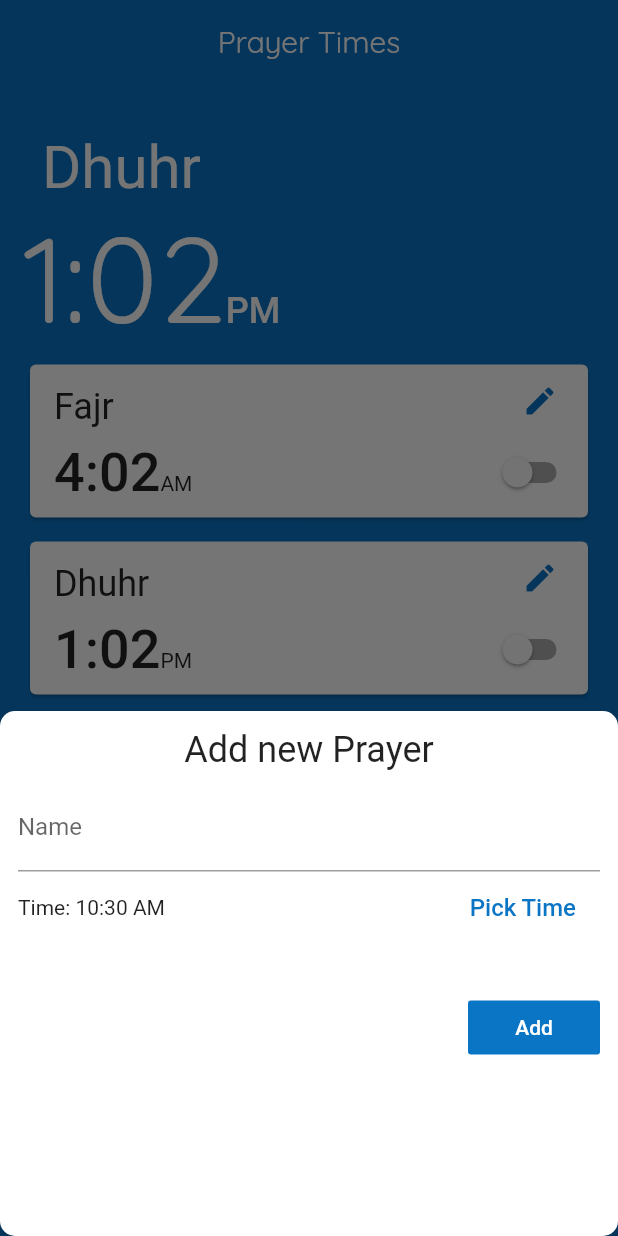
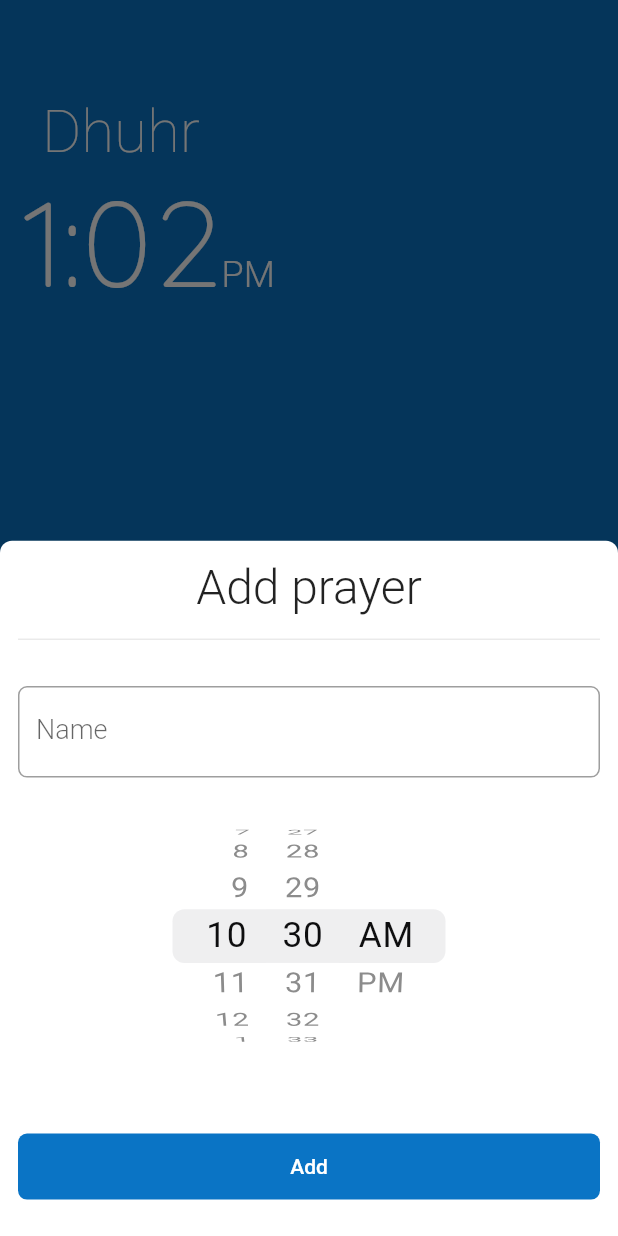
Before and after one commit to Shakibuzzaman3104/my_prayer, a Flutter app: the screen it shows after launch, after a tap on the "add" icon, on a phone screen of 412 x 824 dp. Run offline on Flutter 3.47's test engine with Material 2 defaults, Android fonts, the phone set to English and light mode, and no system bars; our stand-ins replace flutter_local_notifications, sqflite; accounts and stored records are empty.

Commit message:
All Bugs Solved and working just fine

```diff
--- a/lib/main.dart
+++ b/lib/main.dart
@@ -4,32 +4,29 @@ import 'package:flutter/cupertino.dart';
 import 'package:flutter/services.dart';
 import 'package:my_prayer/provider_setup.dart';
 import 'package:my_prayer/screens/views/home_page.dart';
+import 'package:my_prayer/viewmodel/viewmodel_prayers.dart';
 import 'package:provider/provider.dart';
 
-void main() {
-  WidgetsFlutterBinding.ensureInitialized();
-  SystemChrome.setPreferredOrientations([DeviceOrientation.portraitUp])
-      .then((_) {
-    runApp(new MyApp());
-  });
-}
+void main()=>runApp(MultiProvider(child: new MyApp(), providers: providers,));
+
 
 class MyApp extends StatelessWidget {
   // This widget is the root of your application.
   @override
   Widget build(BuildContext context) {
-    return MaterialApp(
+    return ChangeNotifierProvider<ViewModelPrayers>(
+      create: (_)=>ViewModelPrayers(api: Provider.of(context)),
+      child: MaterialApp(
         title: 'Flutter Demo',
+        debugShowCheckedModeBanner: false,
         theme: ThemeData(
           fontFamily: 'Quicksand',
           backgroundColor: const Color(0xff0A74C5),
           textTheme: Theme.of(context).textTheme.copyWith(
-          title: TextStyle(fontSize: 80,fontWeight: FontWeight.w500,color: Colors.white),
+            title: TextStyle(fontSize: 80,fontWeight: FontWeight.w300,color: Colors.white),
           )
         ),
-      home: MultiProvider(
-        child: HomePage(),
-        providers: providers,
+        home: HomePage(),
       ),
     );
   }
--- a/lib/screens/base_widget.dart
+++ b/lib/screens/base_widget.dart
@@ -35,6 +35,7 @@ class _BaseWidgetState<T extends ChangeNotifier> extends State<BaseWidget<T>> {
   @override
   Widget build(BuildContext context) {
     return ChangeNotifierProvider<T>(
+      lazy: true,
       create: (_)=> value,
       child: Consumer<T>(
         builder: widget.builder,
--- a/lib/screens/views/home_page.dart
+++ b/lib/screens/views/home_page.dart
@@ -2,45 +2,50 @@ import 'package:flutter/material.dart';
 import 'package:my_prayer/models/model_prayer.dart';
 import 'package:my_prayer/screens/base_widget.dart';
 import 'package:my_prayer/screens/widgets/bottom_widget.dart';
-import 'package:my_prayer/screens/widgets/widget_add_edit.dart';
 import 'package:my_prayer/screens/widgets/widget_prayer_list.dart';
 import 'package:my_prayer/viewmodel/viewmodel_prayers.dart';
 import 'package:provider/provider.dart';
 
-class HomePage extends StatelessWidget {
+class HomePage extends StatefulWidget {
+
+  @override
+  _HomePageState createState() => _HomePageState();
+}
+
+class _HomePageState extends State<HomePage> {
+
+
+  ViewModelPrayers model;
+
+  @override
+  void initState() {
+    model = Provider.of<ViewModelPrayers>(context,listen: false);
+    model.upcomingPrayer();
+    super.initState();
+  }
+
 
   @override
   Widget build(BuildContext context) {
-    return BaseWidget<ViewModelPrayers>(
-      value: ViewModelPrayers(api: Provider.of(context)),
-      onValueReady: (model)=>model.upcomingPrayer(),
-      builder: (ctx,model,child)=>Scaffold(
+    return Consumer<ViewModelPrayers>(builder: ( ctx,  value,  child) =>Scaffold(
       backgroundColor: Theme.of(context).backgroundColor,
-        appBar: AppBar(
-          backgroundColor: Theme.of(context).backgroundColor,
-          // Here we take the value from the MyHomePage object that was created by
-          // the App.build method, and use it to set our appbar title.
-          title: new Center(
-              child: new Text("Prayer Times", textAlign: TextAlign.center)),
-          elevation: 0.0,
-        ),
       body: Padding(
         padding: const EdgeInsets.all(16.0),
         child: Column(
           children: <Widget>[
             Container(
               alignment: Alignment.centerLeft,
-                margin: const EdgeInsets.only(top: 16.0, left: 12),
+              margin: const EdgeInsets.only(top: 48.0, left: 12),
               child: Text(
-                  "${model.nextPrayer.name}",
-                  style: TextStyle(fontSize: 40, color: Colors.white),
+                "${model.nextPrayer.hour == null ? "" : model.nextPrayer.name}",
+                style: TextStyle(fontSize: 40, color: Colors.white,fontWeight: FontWeight.w200),
               ),
             ),
             Container(
               alignment: Alignment.centerLeft,
               child: RichText(
                 text: TextSpan(
-                    text: "${model.nextPrayer.hour}:${model.nextPrayer.min}",
+                  text: "${model.nextPrayer.hour == null ? "00:00":"${model.nextPrayer.hour}:${model.nextPrayer.min}"}",
                   style: Theme.of(context).textTheme.title,
                   children: <TextSpan>[
                     TextSpan(
@@ -68,7 +73,6 @@ class HomePage extends StatelessWidget {
         ),
         onPressed: () {},
       ), // This trailing comma makes auto-formatting nicer for build methods.
-      ),
-    );
+    ),);
   }
 }
--- a/lib/screens/widgets/bottom_widget.dart
+++ b/lib/screens/widgets/bottom_widget.dart
@@ -1,3 +1,4 @@
+import 'package:flutter/cupertino.dart';
 import 'package:flutter/material.dart';
 import 'package:flutter_local_notifications/flutter_local_notifications.dart';
 import 'package:my_prayer/models/model_prayer.dart';
@@ -36,71 +37,75 @@ class _WidgetBottomSheetState extends State<WidgetBottomSheet> {
     super.initState();
   }
 
-  _pickTime() async {
-    TimeOfDay t =
-        await showTimePicker(context: context, initialTime: TimeOfDay.now());
-    if (t != null)
-      setState(() {
-        time = t;
-      });
-  }
 
   @override
   Widget build(BuildContext context) {
-    return LayoutBuilder(
-      builder: (ctx, constraints) => IconButton(
+    print("Rebuilt");
+    return IconButton(
       icon: widget.icon,
       onPressed: () => showModalBottomSheet(
           shape: RoundedRectangleBorder(
-              borderRadius: BorderRadius.circular(10.0),
+            borderRadius: BorderRadius.only(
+                topLeft: Radius.circular(8), topRight: Radius.circular(8)),
           ),
           backgroundColor: Colors.white,
           context: context,
-            builder: (_) => BaseWidget<ViewModelPrayers>(
-                  value: ViewModelPrayers(api: Provider.of(context)),
-                  builder: (context, value, child) => Container(
+          builder: (_) => Consumer<ViewModelPrayers>(
+                builder: (context, value, child) => Scaffold(
+                  backgroundColor: Colors.transparent,
+                  body: SingleChildScrollView(
+                    child: Container(
+                      height: MediaQuery.of(context).size.height * .55,
                       padding: EdgeInsets.all(12),
-                    height: 350,
                       child: Column(
+                        mainAxisSize: MainAxisSize.max,
+                        mainAxisAlignment: MainAxisAlignment.spaceBetween,
                         children: <Widget>[
                           Text(
-                          "${widget._modelPrayer == null ? "Add new Prayer" : "Edit Prayer"}",
-                          style: TextStyle(fontSize: 24),
+                            "${widget._modelPrayer == null ? "Add prayer" : "Edit prayer"}",
+                            style: TextStyle(
+                                fontSize: 32, fontWeight: FontWeight.w300),
+                          ),
+                          Divider(),
+                          SizedBox(
+                            height: 8,
+                          ),
+                          TextFormField(
+                            style: TextStyle(fontSize: 18,fontWeight: FontWeight.w300),
+                            decoration: InputDecoration(
+                              labelText: "Name",
+                              border: OutlineInputBorder(
+                                borderRadius: BorderRadius.circular(6),
+                                borderSide: BorderSide(),
+                              ),
+                            ),
+                            controller: _editingController,
                           ),
                           SizedBox(
                             height: 8,
                           ),
-                        TextFormField(
-                          decoration: InputDecoration(
-                            labelText: "Name",
+                          Container(
+                            height: MediaQuery.of(context).size.height*.2,
+                            width: 200,
+                            child: CupertinoDatePicker(
+                              mode: CupertinoDatePickerMode.time,
+                              initialDateTime: DateTime(1969, 1, 1, time.hour, time.minute),
+                              onDateTimeChanged: (DateTime newDateTime) {
+                                time = TimeOfDay.fromDateTime(newDateTime);
+                              },
+                              use24hFormat: false,
+                              minuteInterval: 1,
                             ),
-                          controller: _editingController,
-                        ),
-                        Row(
-                          mainAxisAlignment: MainAxisAlignment.spaceBetween,
-                          children: <Widget>[
-                            Text(
-                              "Time: ${time.hour > 12 ? time.hour - 12 : time.hour}:${time.minute} ${time.period.toString().split(("."))[1].toUpperCase()}",
-                            ),
-                            FlatButton(
-                              child: Text(
-                                "Pick Time",
-                                style: TextStyle(
-                                    color: Theme.of(context).backgroundColor,
-                                    fontWeight: FontWeight.w500,
-                                    fontSize: 16),
-                              ),
-                              onPressed: _pickTime,
-                            ),
-                          ],
                           ),
                           SizedBox(
                             height: 32,
                           ),
-                        Align(
-                          alignment: Alignment.centerRight,
-                          child: MaterialButton(
+                          MaterialButton(
+                              height: 44,
+                              minWidth: double.infinity,
                               elevation: 0,
+                              shape: RoundedRectangleBorder(
+                                  borderRadius: new BorderRadius.circular(6.0)),
                               child: Text(
                                 "${widget._modelPrayer == null ? "Add" : "Save"}",
                                 style: TextStyle(color: Colors.white),
@@ -108,6 +113,7 @@ class _WidgetBottomSheetState extends State<WidgetBottomSheet> {
                               color: Theme.of(context).backgroundColor,
                               onPressed: () {
                                 ModelPrayer prayer = ModelPrayer(
+                                  id: widget._modelPrayer.id,
                                     name: _editingController.text,
                                     hour: time.hour.toString(),
                                     min: time.minute.toString(),
@@ -121,13 +127,13 @@ class _WidgetBottomSheetState extends State<WidgetBottomSheet> {
                                     : value.updatePrayer(prayer);
 
                                 Navigator.of(context).pop();
-                              }),
-                        )
+                              })
                         ],
                       ),
                     ),
+                  ),
+                ),
               )),
-      ),
     );
   }
 }
--- a/lib/screens/widgets/widget_prayer_list.dart
+++ b/lib/screens/widgets/widget_prayer_list.dart
@@ -1,21 +1,47 @@
+import 'package:flutter/cupertino.dart';
 import 'package:flutter/material.dart';
 import 'package:my_prayer/screens/base_widget.dart';
 import 'package:my_prayer/screens/widgets/bottom_widget.dart';
 import 'package:my_prayer/viewmodel/viewmodel_prayers.dart';
 import 'package:provider/provider.dart';
 
-class WidgetPrayerList extends StatelessWidget {
+class WidgetPrayerList extends StatefulWidget {
+  @override
+  _WidgetPrayerListState createState() => _WidgetPrayerListState();
+}
+
+class _WidgetPrayerListState extends State<WidgetPrayerList> {
+  ViewModelPrayers viewModelPrayers;
+
+  @override
+  void initState() {
+    viewModelPrayers = Provider.of<ViewModelPrayers>(context, listen: false);
+    viewModelPrayers.fetchPrayers();
+    super.initState();
+  }
 
   @override
   Widget build(BuildContext context) {
-    return BaseWidget<ViewModelPrayers>(
-      value: ViewModelPrayers(api: Provider.of(context)),
-      onValueReady: (model)=>model.fetchPrayers(),
-      builder: (ctx,model,child)=>Expanded(
+    return Consumer<ViewModelPrayers>(
+      builder: (ctx, model, child) => Expanded(
         child: ListView.builder(
             key: UniqueKey(),
             itemBuilder: (con, position) {
-                return Container(
+              return Dismissible(
+                direction: DismissDirection.endToStart,
+                background: Container(
+                  margin: EdgeInsets.only(top: 8,bottom: 8),
+                  padding: EdgeInsets.only(right: 12),
+                  color: Colors.red,
+                  child: Align(
+                    child: Icon(Icons.delete,color: Colors.white,size: 32,),
+                    alignment: Alignment.centerRight,
+                  ),
+                ),
+                onDismissed: (direction) {
+                    model.deletePrayer(model.prayers[position].id);
+                },
+                child: Container(
                   margin: EdgeInsets.symmetric(vertical: 4),
                   child: Card(
                     child: Padding(
@@ -33,15 +59,13 @@ class WidgetPrayerList extends StatelessWidget {
                                 child: Text(
                                   "${model.prayers[position].name}",
                                   style: TextStyle(
-                                      fontSize: 24, color: Colors.black87),
+                                      fontSize: 24, color: Colors.black87,fontWeight: FontWeight.w300),
                                 ),
                               ),
                               WidgetBottomSheet(
                                 icon: Icon(
                                   Icons.edit,
-                                  color: Theme
-                                      .of(context)
-                                      .backgroundColor,
+                                  color: Theme.of(context).backgroundColor,
                                 ),
                                 modelPrayer: model.prayers[position],
                               ),
@@ -52,22 +76,14 @@ class WidgetPrayerList extends StatelessWidget {
                             children: <Widget>[
                               RichText(
                                 text: TextSpan(
-                                  style: DefaultTextStyle
-                                      .of(context)
-                                      .style,
+                                  style: DefaultTextStyle.of(context).style,
                                   children: <TextSpan>[
                                     TextSpan(
                                       text:
-                                      "${(int.parse(
-                                          model.prayers[position].hour) > 12
-                                          ? (int.parse(
-                                          model.prayers[position].hour) - 12)
-                                          .toString()
-                                          : model.prayers[position].hour)}:${model
-                                          .prayers[position].min}",
+                                          "${(int.parse(model.prayers[position].hour) > 12 ? (int.parse(model.prayers[position].hour) - 12).toString() : model.prayers[position].hour)}:${model.prayers[position].min}",
                                       style: TextStyle(
                                           fontSize: 36,
-                                          fontWeight: FontWeight.w500),
+                                          fontWeight: FontWeight.w400),
                                     ),
                                     TextSpan(
                                         text: "${model.prayers[position].ap}"),
@@ -87,9 +103,7 @@ class WidgetPrayerList extends StatelessWidget {
                                         : model.removeNotification(
                                             model.prayers[position].id,
                                           ),
-                                activeColor: Theme
-                                    .of(context)
-                                    .backgroundColor,
+                                activeColor: Theme.of(context).backgroundColor,
                               )
                             ],
                           )
@@ -97,10 +111,12 @@ class WidgetPrayerList extends StatelessWidget {
                       ),
                     ),
                   ),
+                ),
+                key: Key(model.prayers[position].id.toString()),
               );
             },
-              itemCount: model.prayers == null ? 0 : model.prayers.length)),
+            itemCount: model.prayers == null ? 0 : model.prayers.length),
+      ),
     );
-
   }
 }
--- a/lib/services/api.dart
+++ b/lib/services/api.dart
@@ -14,6 +14,19 @@ class Api {
       TableNameConstants.PRAYER_TABLE,
       prayer.toMap(),
       conflictAlgorithm: ConflictAlgorithm.replace,
+    );
+  }
+
+  Future<void> deletePrayer(int id) async {
+    // Get a reference to the database.
+    Database dbClient = await dbHelper.db;
+    // Remove the Dog from the Database.
+    await dbClient.delete(
+      TableNameConstants.PRAYER_TABLE,
+      // Use a `where` clause to delete a specific dog.
+      where: "id = ?",
+      // Pass the Dog's id as a whereArg to prevent SQL injection.
+      whereArgs: [id],
     );
   }
 
@@ -73,8 +86,9 @@ class Api {
         where: 'id = ?',
         whereArgs: [modelPrayer.id]);
 
+
     // show the results: print all rows in the db
-    print(await db.query(TableNameConstants.PRAYER_TABLE));
+    print("updated : ${await db.query(TableNameConstants.PRAYER_TABLE)}");
   }
 
 }
--- a/lib/viewmodel/viewmodel_prayers.dart
+++ b/lib/viewmodel/viewmodel_prayers.dart
@@ -19,16 +19,23 @@ class ViewModelPrayers extends BaseViewModel {
 
   var time = TimeOfDay.fromDateTime(DateTime.now());
   ModelPrayer nextPrayer = ModelPrayer();
-  List<ModelPrayer> prayers;
+  List<ModelPrayer> _prayers;
+
+  List<ModelPrayer> get prayers{
+    return _prayers;
+  }
 
   Future fetchPrayers() async {
-    setBusy(true);
-    this.prayers = await _api.getPrayers();
+   // setBusy(true);
+    this._prayers = await _api.getPrayers();
+
+    print(prayers.length);
+
     setBusy(false);
   }
 
   Future upcomingPrayer() async {
-    setBusy(true);
+    //setBusy(true);
     await _api.getPrayers().then((val) => {nextPrayer = getNext(val)});
 
     if (int.parse(nextPrayer.hour) > 12)
@@ -38,7 +45,7 @@ class ViewModelPrayers extends BaseViewModel {
   }
 
   Future addPrayer(ModelPrayer prayer) async {
-    setBusy(true);
+    //setBusy(true);
     await _api.addPrayer(prayer);
     fetchPrayers();
   }
@@ -60,6 +67,12 @@ class ViewModelPrayers extends BaseViewModel {
 
   Future updateStatus(int id, int status) async {
     await _api.updateStatus(id, status);
+    fetchPrayers();
+  }
+
+  Future deletePrayer(int id) async {
+    removeNotification(id);
+    await _api.deletePrayer(id);
     fetchPrayers();
   }
 
@@ -121,7 +134,6 @@ class ViewModelPrayers extends BaseViewModel {
   Future removeNotification(int id) async {
     await flutterLocalNotificationsPlugin.cancel(id);
     updateStatus(id, 0);
-    notifyListeners();
   }
 
   @override
```
Lines whose indentation alone changed are shown as unchanged.
